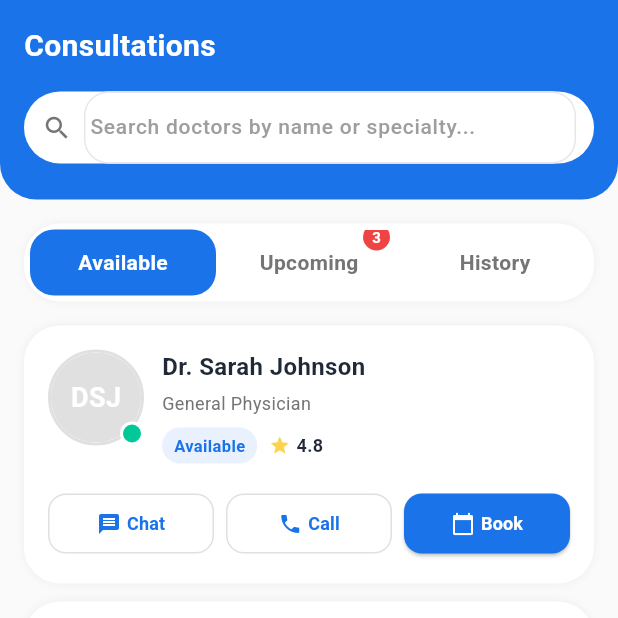
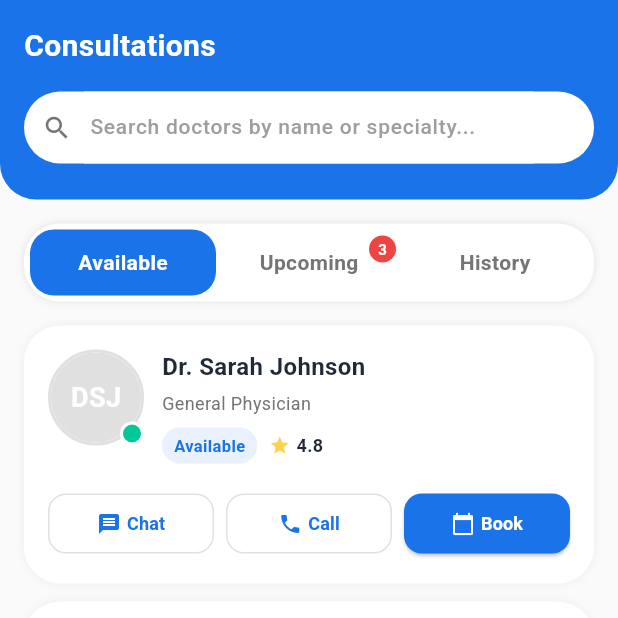
Before and after one commit to eng-abdallahyasser/pharma-connect, a Flutter app: the ConsultationsView screen opened by its route, on a phone screen of 412 x 824 dp, the top half of it. Run offline on Flutter 3.47's test engine with Material 3 defaults, Android fonts, the phone set to English and light mode, and no system bars; our stand-ins replace cached_network_image, font_awesome_flutter, get; accounts and stored records are empty; network calls fail.

Commit message:
refactor: Update widget constructors to use 'super.key' and improve layout in various views

```diff
--- a/lib/app/modules/consultations/views/consultations_view.dart
+++ b/lib/app/modules/consultations/views/consultations_view.dart
@@ -7,7 +7,7 @@ import '../widgets/consultation_tabs.dart';
 
 // Consultations view - main screen for doctor consultations
 class ConsultationsView extends GetView<ConsultationsController> {
-  const ConsultationsView({Key? key}) : super(key: key);
+  const ConsultationsView({super.key});
 
   @override
   Widget build(BuildContext context) {
@@ -30,6 +30,8 @@ class ConsultationsView extends GetView<ConsultationsController> {
               child: Column(
                 crossAxisAlignment: CrossAxisAlignment.start,
                 children: [
+                            SizedBox(height: MediaQuery.of(context).padding.top),
+
                   // Header title
                   const Text(
                     'Consultations',
@@ -69,7 +71,15 @@ class ConsultationsView extends GetView<ConsultationsController> {
                                 color: Colors.grey[500],
                                 fontSize: 14,
                               ),
-                              border: InputBorder.none,
+                              enabledBorder:
+                                  InputBorder.none, // For enabled state
+                              focusedBorder:
+                                  InputBorder.none, // For focused state
+                              disabledBorder:
+                                  InputBorder.none, // For disabled state
+                              errorBorder: InputBorder.none, // For error state
+                              focusedErrorBorder:
+                                  InputBorder.none, // For error+focused state
                               contentPadding:
                                   const EdgeInsets.symmetric(vertical: 12),
                             ),
@@ -79,6 +89,7 @@ class ConsultationsView extends GetView<ConsultationsController> {
                             ),
                           ),
                         ),
+                        SizedBox(width: 28)
                       ],
                     ),
                   ),
--- a/lib/app/modules/consultations/widgets/consultation_tabs.dart
+++ b/lib/app/modules/consultations/widgets/consultation_tabs.dart
@@ -7,11 +7,11 @@ class ConsultationTabs extends StatelessWidget {
   final int upcomingCount; // Badge count for upcoming tab
 
   const ConsultationTabs({
-    Key? key,
+    super.key,
     required this.currentIndex,
     required this.onTabChanged,
     this.upcomingCount = 0,
-  }) : super(key: key);
+  });
 
   @override
   Widget build(BuildContext context) {
@@ -22,7 +22,7 @@ class ConsultationTabs extends StatelessWidget {
         borderRadius: BorderRadius.circular(24),
         boxShadow: [
           BoxShadow(
-            color: Colors.black.withOpacity(0.05),
+            color: Colors.black.withAlpha(26),
             blurRadius: 4,
             spreadRadius: 0,
           ),
@@ -52,28 +52,7 @@ class ConsultationTabs extends StatelessWidget {
 
                 // Badge for upcoming count
                 if (upcomingCount > 0)
-                  Positioned(
-                    top: -4,
-                    right: 8,
-                    child: Container(
-                      padding: const EdgeInsets.symmetric(
-                        horizontal: 6,
-                        vertical: 2,
-                      ),
-                      decoration: BoxDecoration(
-                        color: const Color(0xFFEF4444),
-                        borderRadius: BorderRadius.circular(10),
-                      ),
-                      child: Text(
-                        upcomingCount.toString(),
-                        style: const TextStyle(
-                          fontSize: 10,
-                          color: Colors.white,
-                          fontWeight: FontWeight.w600,
-                        ),
-                      ),
-                    ),
-                  ),
+                  _buildTabNotifier(upcomingCount),
               ],
             ),
           ),
@@ -91,6 +70,28 @@ class ConsultationTabs extends StatelessWidget {
     );
   }
 
+  Widget _buildTabNotifier(int count) {
+    return Positioned(
+      top: 4,
+      right: 4,
+      child: Container(
+        padding: const EdgeInsets.symmetric(horizontal: 6, vertical: 2),
+        decoration: BoxDecoration(
+          color: const Color(0xFFEF4444),
+          borderRadius: BorderRadius.circular(10),
+        ),
+        child: Text(
+          count.toString(),
+          style: const TextStyle(
+            fontSize: 10,
+            color: Colors.white,
+            fontWeight: FontWeight.w600,
+          ),
+        ),
+      ),
+    );
+  }
+
   // Build individual tab button
   Widget _buildTab({
     required String label,
@@ -100,10 +101,7 @@ class ConsultationTabs extends StatelessWidget {
     return GestureDetector(
       onTap: onTap,
       child: Container(
-        padding: const EdgeInsets.symmetric(
-          horizontal: 12,
-          vertical: 12,
-        ),
+        padding: const EdgeInsets.symmetric(horizontal: 12, vertical: 12),
         decoration: BoxDecoration(
           color: isActive ? const Color(0xFF1A73E8) : Colors.transparent,
           borderRadius: BorderRadius.circular(16),
--- a/lib/app/modules/home/views/home_view.dart
+++ b/lib/app/modules/home/views/home_view.dart
@@ -29,6 +29,8 @@ class HomeView extends GetView<HomeController> {
               padding: const EdgeInsets.fromLTRB(16, 16, 16, 24),
               child: Column(
                 children: [
+                  SizedBox(height: MediaQuery.of(context).padding.top),
+
                   // Location and Notification Row
                   Row(
                     mainAxisAlignment: MainAxisAlignment.spaceBetween,
--- a/lib/app/modules/pharmacies/views/pharmacies_view.dart
+++ b/lib/app/modules/pharmacies/views/pharmacies_view.dart
@@ -27,6 +27,8 @@ class PharmaciesView extends GetView<PharmaciesController> {
               child: Column(
                 crossAxisAlignment: CrossAxisAlignment.start,
                 children: [
+                  SizedBox(height: MediaQuery.of(context).padding.top),
+
                   // Title
                   const Text(
                     'Find Pharmacies',
@@ -90,7 +92,6 @@ class PharmaciesView extends GetView<PharmaciesController> {
                             decoration: BoxDecoration(
                               color: Colors.white.withAlpha(52),
                               borderRadius: BorderRadius.circular(12),
-
                             ),
                             padding: const EdgeInsets.symmetric(vertical: 12),
                             child: const Row(
--- a/lib/app/modules/profile/views/profile_view.dart
+++ b/lib/app/modules/profile/views/profile_view.dart
@@ -10,7 +10,7 @@ import '../widgets/family_members_modal.dart';
 
 // Profile view - main screen for user profile management
 class ProfileView extends GetView<ProfileController> {
-  const ProfileView({Key? key}) : super(key: key);
+  const ProfileView({super.key});
 
   @override
   Widget build(BuildContext context) {
@@ -19,6 +19,7 @@ class ProfileView extends GetView<ProfileController> {
       body: SingleChildScrollView(
         child: Column(
           children: [
+
             // Profile header with user information
             ProfileHeader(
               user: controller.currentUser,
--- a/lib/app/modules/profile/widgets/profile_header.dart
+++ b/lib/app/modules/profile/widgets/profile_header.dart
@@ -7,10 +7,10 @@ class ProfileHeader extends StatelessWidget {
   final VoidCallback onEditPressed;
 
   const ProfileHeader({
-    Key? key,
+    super.key,
     required this.user,
     required this.onEditPressed,
-  }) : super(key: key);
+  });
 
   @override
   Widget build(BuildContext context) {
@@ -24,7 +24,10 @@ class ProfileHeader extends StatelessWidget {
         ),
       ),
       padding: const EdgeInsets.fromLTRB(16, 16, 16, 24),
-      child: Row(
+      child: Column(
+        children: [
+          SizedBox(height: MediaQuery.of(context).padding.top),
+          Row(
             children: [
               // User avatar with border
               Container(
@@ -125,6 +128,8 @@ class ProfileHeader extends StatelessWidget {
               ),
             ],
           ),
+        ],
+      ),
     );
   }
 }
```
Lines whose indentation alone changed are shown as unchanged.
